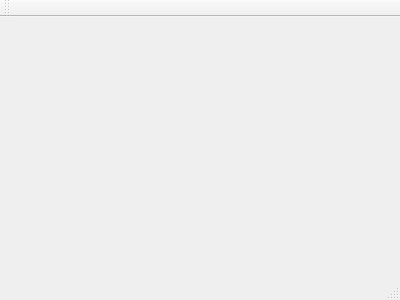
The window that mainwindow.ui (yt2014/dail) describes before a commit, drawn with Qt 5.
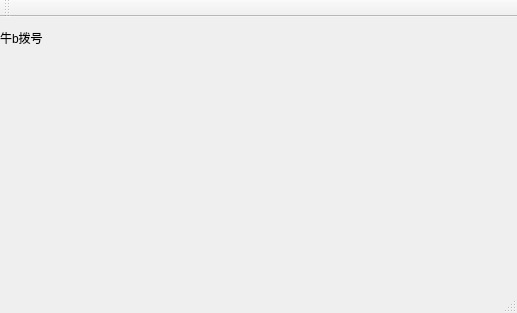
The same window after the commit.

Commit message: main window

```diff
--- a/mainwindow.ui
+++ b/mainwindow.ui
@@ -1,24 +1,53 @@
 <ui version="4.0">
  <class>MainWindow</class>
- <widget class="QMainWindow" name="MainWindow" >
-  <property name="geometry" >
+ <widget class="QMainWindow" name="MainWindow">
+  <property name="geometry">
    <rect>
     <x>0</x>
     <y>0</y>
-    <width>400</width>
-    <height>300</height>
+    <width>517</width>
+    <height>313</height>
    </rect>
   </property>
   <property name="windowTitle" >
    <string>MainWindow</string>
   </property>
-  <widget class="QMenuBar" name="menuBar" />
-  <widget class="QToolBar" name="mainToolBar" />
-  <widget class="QWidget" name="centralWidget" />
-  <widget class="QStatusBar" name="statusBar" />
+  <widget class="QWidget" name="centralWidget">
+   <widget class="QLabel" name="label_Title">
+    <property name="geometry">
+     <rect>
+      <x>0</x>
+      <y>0</y>
+      <width>311</width>
+      <height>41</height>
+     </rect>
+    </property>
+    <property name="text">
+     <string>牛b拨号</string>
+    </property>
+   </widget>
+  </widget>
+  <widget class="QMenuBar" name="menuBar">
+   <property name="geometry">
+    <rect>
+     <x>0</x>
+     <y>0</y>
+     <width>517</width>
+     <height>23</height>
+    </rect>
+   </property>
+  </widget>
+  <widget class="QToolBar" name="mainToolBar">
+   <attribute name="toolBarArea">
+    <enum>TopToolBarArea</enum>
+   </attribute>
+   <attribute name="toolBarBreak">
+    <bool>true</bool>
+   </attribute>
+  </widget>
+  <widget class="QStatusBar" name="statusBar"/>
  </widget>
- <layoutDefault spacing="6" margin="11" />
- <pixmapfunction></pixmapfunction>
+ <layoutdefault spacing="6" margin="11"/>
  <resources/>
  <connections/>
 </ui>
```
Left out of the diff: 3 changed lines with no effect on the pictures. The commit also changes 2 other files.
